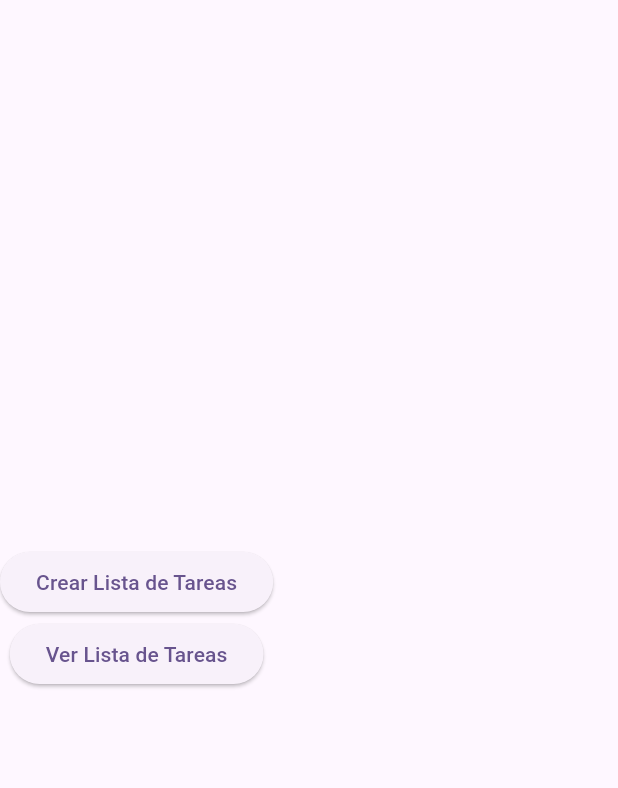
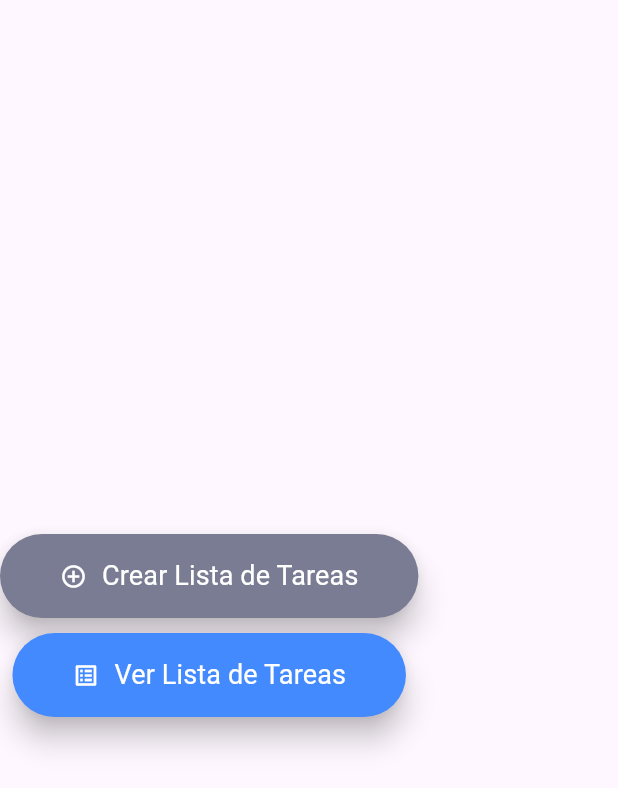
Before and after one commit to CCASATTE/HomeWorkApp, a Flutter app: what botonCrearLista() shows on an empty page, opened directly, on a phone screen of 412 x 824 dp. Shown: the top 788 px of the screen. Run offline on Flutter 3.47's test engine with Material 3 defaults, Android fonts, the phone set to English and light mode, and no system bars.

Commit message:
Resolviendo conflictos o describiendo cambios

```diff
--- a/lib/components/botones.dart
+++ b/lib/components/botones.dart
@@ -1,12 +1,63 @@
 import 'package:flutter/material.dart';
+import 'package:myapp/screens/crearlista.dart';
+import 'package:myapp/screens/verlistas.dart';
 
-Widget botonCrearLista() {
+Widget botonCrearLista(BuildContext context) {
   return Column(
     mainAxisAlignment: MainAxisAlignment.center,
     children: [
-      ElevatedButton(
-          onPressed: () {}, child: const Text("Crear Lista de Tareas")),
-      ElevatedButton(onPressed: () {}, child: const Text('Ver Lista de Tareas'))
+      botton(() {
+        Navigator.push(context,
+            MaterialPageRoute(builder: (context) => const Crearlista()));
+      }, 'Crear Lista de Tareas', Icons.add_circle_outline,
+          const Color.fromARGB(255, 121, 124, 146)),
+      botton(() {
+        Navigator.push(context,
+            MaterialPageRoute(builder: (context) => const Verlistas()));
+      }, 'Ver Lista de Tareas', Icons.list_alt, Colors.blueAccent)
     ],
   );
 }
+
+Widget botton(
+    VoidCallback onPressed, String texto, IconData icono, Color color) {
+  return Column(
+    children: [
+      Padding(
+        padding: const EdgeInsets.only(top: 10.0, bottom: 0.0),
+        child: ElevatedButton(
+          onPressed: () {
+            onPressed();
+          },
+          style: ElevatedButton.styleFrom(
+            backgroundColor: color,
+            elevation: 8.0,
+            padding: const EdgeInsets.symmetric(horizontal: 40, vertical: 15),
+            shape: RoundedRectangleBorder(
+              borderRadius: BorderRadius.circular(30.0),
+              side: const BorderSide(color: Colors.transparent),
+            ),
+          ),
+          child: Row(
+            mainAxisSize: MainAxisSize.min,
+            children: [
+              Icon(
+                icono,
+                color: Colors.white,
+              ),
+              const SizedBox(width: 10),
+              Text(
+                texto,
+                style: const TextStyle(
+                  color: Colors.white,
+                  fontSize: 18,
+                  fontWeight: FontWeight.normal,
+                ),
+              ),
+            ],
+          ),
+        ),
+      ),
+    ],
+  );
+}
--- /dev/null
+++ b/lib/data/Model/tarea.dart
@@ -0,0 +1,14 @@
+class Tarea {
+  int id;
+  String titulo;
+  String descripcion;
+  String fecha;
+  bool completada;
+
+  Tarea(
+      {required this.id,
+      required this.titulo,
+      required this.descripcion,
+      required this.fecha,
+      required this.completada});
+}
--- a/lib/main.dart
+++ b/lib/main.dart
@@ -1,5 +1,5 @@
 import 'package:flutter/material.dart';
-import 'package:myapp/screens/inicio/login.dart';
+import 'package:myapp/screens/login.dart';
 
 void main() {
   runApp(const MyApp());
@@ -8,7 +8,6 @@ void main() {
 class MyApp extends StatelessWidget {
   const MyApp({super.key});
 
-  // This widget is the root of your application.
   @override
   Widget build(BuildContext context) {
     return MaterialApp(
@@ -18,7 +17,7 @@ class MyApp extends StatelessWidget {
         colorScheme: ColorScheme.fromSeed(seedColor: Colors.deepPurple),
         useMaterial3: true,
       ),
-      home: fondo(),
+      home: const Menu(),
     );
   }
 }
```
Also changed, not shown: lib/canvas/background.dart (added, +32 -0 lines), lib/components/textbox.dart (added, +34 -0 lines), lib/data/Controllers/controller_tarea.dart (added, +20 -0 lines), lib/data/View/compact_item.dart (added, +84 -0 lines), lib/data/View/obtenerlista.dart (added, +21 -0 lines), lib/screens/crearlista.dart (added, +36 -0 lines), lib/screens/inicio/login.dart (deleted, +0 -15 lines), lib/screens/login.dart (added, +21 -0 lines), lib/screens/verlistas.dart (added, +38 -0 lines).
